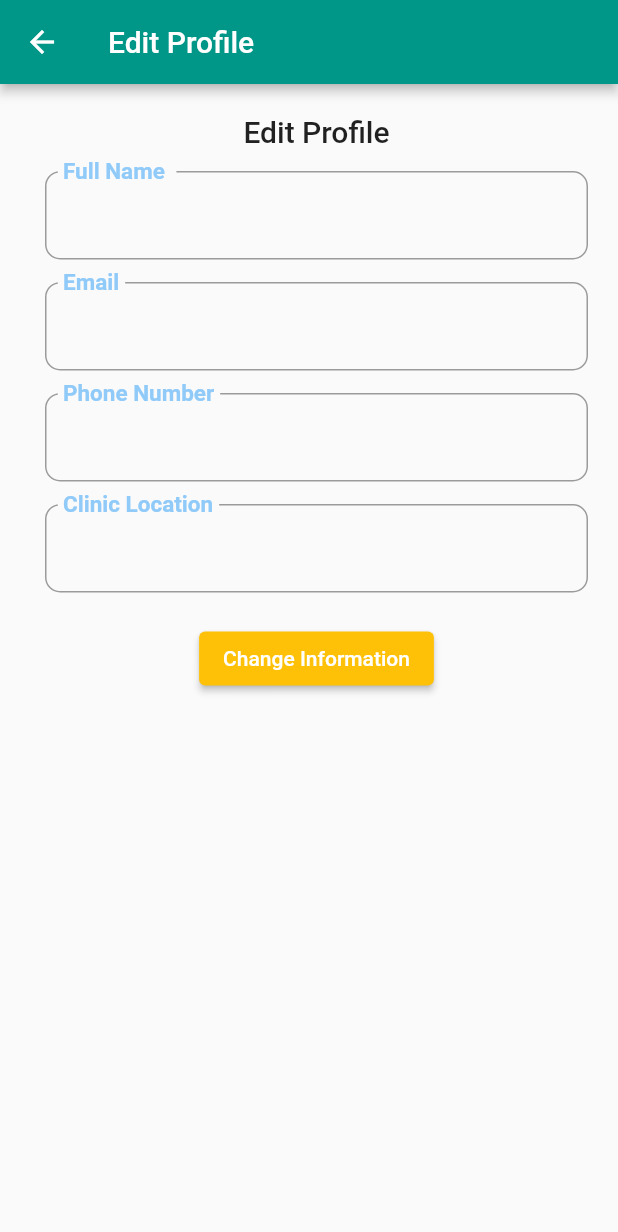
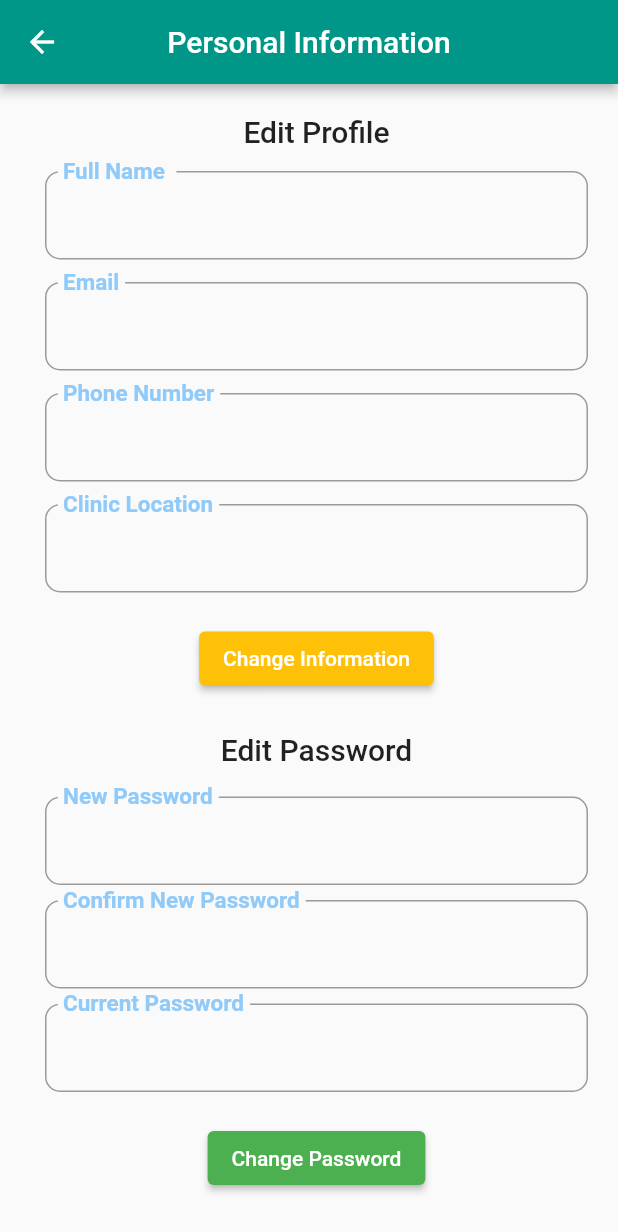
Before and after one commit to madsaintis/me_medical_app, a Flutter app: the EditProfilePage screen opened directly, on a phone screen of 412 x 824 dp. Shown: the top 1232 px of the screen. Run offline on Flutter 3.47's test engine with Material 2 defaults, Android fonts, the phone set to English and light mode, and no system bars; our stand-ins replace cloud_firestore, firebase_auth, firebase_core; accounts and stored records are empty.

Commit message:
Update edit_profile.dart
Changed appBar title, and added change password textfieldform

```diff
--- a/lib/edit_profile.dart
+++ b/lib/edit_profile.dart
@@ -29,7 +29,8 @@ class _EditProfilePageState extends State<EditProfilePage> {
     TheUser user = Provider.of<TheUser>(context);
     return Scaffold(
         appBar: AppBar(
-          title: Text("Edit Profile"),
+          centerTitle: true,
+          title: Text("Personal Information"),
           backgroundColor: Colors.teal,
           elevation: 3,
           leading: IconButton(
@@ -173,7 +174,7 @@ class _EditProfilePageState extends State<EditProfilePage> {
                           },
                           style:
                               ElevatedButton.styleFrom(primary: Colors.amber))),
-                  /*SizedBox(
+                  SizedBox(
                     height: 25.0,
                   ),
                   Text(
@@ -251,7 +252,7 @@ class _EditProfilePageState extends State<EditProfilePage> {
 
                           },
                           style:
-                              ElevatedButton.styleFrom(primary: Colors.green)))*/
+                              ElevatedButton.styleFrom(primary: Colors.green)))
                 ]))));
   }
 }
```
